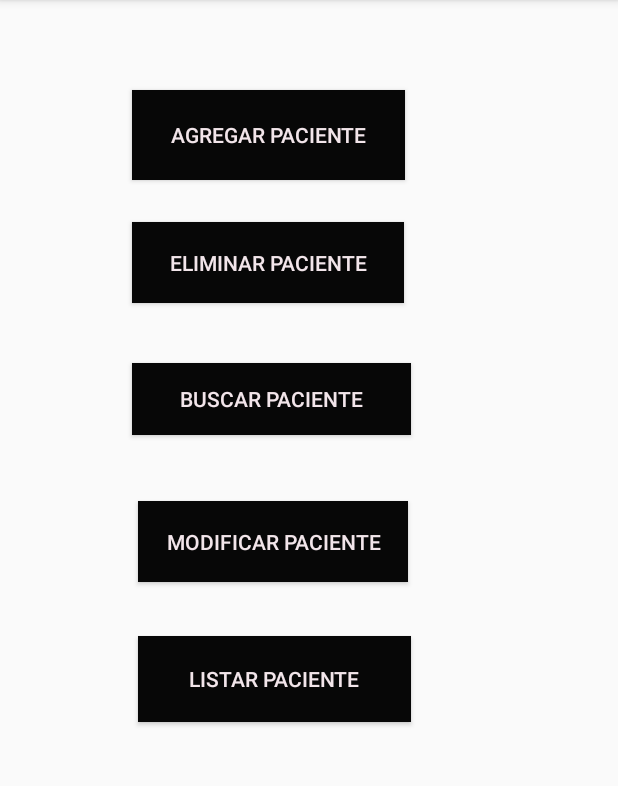
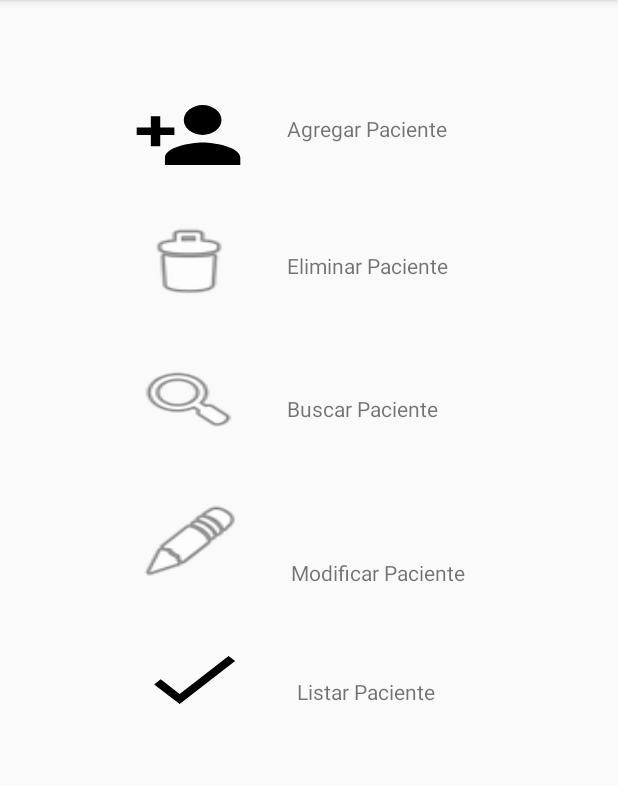
Before and after one commit to Oreramirez/DirectorioMedicos, an Android app: the GestionarPacientes screen opened directly, with no data from a screen before it, on a phone screen of 412 x 824 dp, the part 84-870 px from its top. Run offline under Robolectric (Android 15) with nearby library versions, the phone set to English and light mode, and no system bars.

Commit message:
commit
commit

```diff
--- a/app/src/main/res/layout/activity_buscar_paciente.xml
+++ b/app/src/main/res/layout/activity_buscar_paciente.xml
@@ -60,7 +60,7 @@
         android:layout_height="67dp"
         android:layout_marginStart="16dp"
         android:layout_marginTop="16dp"
-        android:text="Ingrese Codigo de Paciente a Buscar:"
+        android:text="Ingrese Codigo de Paciente:"
         android:textSize="24sp"
         app:layout_constraintStart_toStartOf="parent"
         app:layout_constraintTop_toTopOf="parent" />
--- a/app/src/main/res/layout/activity_gestionar_pacientes.xml
+++ b/app/src/main/res/layout/activity_gestionar_pacientes.xml
@@ -9,68 +9,115 @@
 
     <Button
         android:id="@+id/button"
-        android:layout_width="182dp"
+        android:layout_width="74dp"
         android:layout_height="57dp"
         android:layout_marginStart="92dp"
         android:layout_marginTop="36dp"
-        android:background="@color/colorPrimary"
+        android:background="@drawable/ic_check"
         android:onClick="Aclistar"
-        android:text="Listar Paciente"
         android:textColor="@color/colorAccent"
         app:layout_constraintStart_toStartOf="parent"
         app:layout_constraintTop_toBottomOf="@+id/button5" />
 
     <Button
         android:id="@+id/button2"
-        android:layout_width="182dp"
+        android:layout_width="75dp"
         android:layout_height="60dp"
         android:layout_marginStart="88dp"
         android:layout_marginTop="60dp"
 
-        android:background="@color/colorPrimary"
+        android:background="@drawable/ic_account_plus"
         android:onClick="AcAgregar"
-        android:text="Agregar Paciente"
         android:textColor="@color/colorAccent"
         app:layout_constraintStart_toStartOf="parent"
         app:layout_constraintTop_toTopOf="parent" />
 
     <Button
         android:id="@+id/button3"
-        android:layout_width="181dp"
+        android:layout_width="75dp"
         android:layout_height="54dp"
         android:layout_marginStart="88dp"
         android:layout_marginTop="28dp"
-        android:background="@color/colorPrimary"
+        android:background="@android:drawable/ic_menu_delete"
         android:onClick="Aceliminar"
-        android:text="Eliminar Paciente"
         android:textColor="@color/colorAccent"
         app:layout_constraintStart_toStartOf="parent"
         app:layout_constraintTop_toBottomOf="@+id/button2" />
 
     <Button
         android:id="@+id/button4"
-        android:layout_width="186dp"
+        android:layout_width="75dp"
         android:layout_height="wrap_content"
         android:layout_marginStart="88dp"
         android:layout_marginTop="40dp"
-        android:background="@color/colorPrimary"
+        android:background="@android:drawable/ic_menu_search"
         android:onClick="AcBuscar"
-        android:text="Buscar Paciente"
         android:textColor="@color/colorAccent"
         app:layout_constraintStart_toStartOf="parent"
         app:layout_constraintTop_toBottomOf="@+id/button3" />
 
     <Button
         android:id="@+id/button5"
-        android:layout_width="180dp"
+        android:layout_width="70dp"
         android:layout_height="54dp"
         android:layout_marginStart="92dp"
         android:layout_marginTop="44dp"
-        android:background="@color/colorPrimary"
+        android:background="@android:drawable/ic_menu_edit"
         android:onClick="AcMod"
-        android:text="Modificar Paciente"
         android:textColor="@color/colorAccent"
         app:layout_constraintStart_toStartOf="parent"
         app:layout_constraintTop_toBottomOf="@+id/button4" />
 
+    <TextView
+        android:id="@+id/textView9"
+        android:layout_width="wrap_content"
+        android:layout_height="wrap_content"
+        android:layout_marginStart="28dp"
+        android:layout_marginTop="76dp"
+        android:text="Agregar Paciente"
+        app:layout_constraintStart_toEndOf="@+id/button2"
+        app:layout_constraintTop_toTopOf="parent" />
+
+    <TextView
+        android:id="@+id/textView10"
+        android:layout_width="wrap_content"
+        android:layout_height="wrap_content"
+        android:layout_marginStart="28dp"
+        android:layout_marginTop="72dp"
+        android:text="Eliminar Paciente"
+        app:layout_constraintStart_toEndOf="@+id/button3"
+        app:layout_constraintTop_toBottomOf="@+id/textView9" />
+
+    <TextView
+        android:id="@+id/textView11"
+        android:layout_width="wrap_content"
+        android:layout_height="wrap_content"
+        android:layout_marginStart="28dp"
+        android:layout_marginTop="76dp"
+        android:text="Buscar Paciente"
+        app:layout_constraintStart_toEndOf="@+id/button4"
+        app:layout_constraintTop_toBottomOf="@+id/textView10" />
+
+    <TextView
+        android:id="@+id/textView12"
+        android:layout_width="wrap_content"
+        android:layout_height="wrap_content"
+        android:layout_marginStart="32dp"
+        android:layout_marginTop="8dp"
+        android:text="Modificar Paciente"
+        app:layout_constraintBottom_toBottomOf="parent"
+        app:layout_constraintStart_toEndOf="@+id/button5"
+        app:layout_constraintTop_toBottomOf="@+id/textView11"
+        app:layout_constraintVertical_bias="0.179" />
+
+    <TextView
+        android:id="@+id/textView13"
+        android:layout_width="wrap_content"
+        android:layout_height="wrap_content"
+        android:layout_marginStart="32dp"
+        android:layout_marginTop="60dp"
+        android:text="Listar Paciente"
+        app:layout_constraintStart_toEndOf="@+id/button"
+        app:layout_constraintTop_toBottomOf="@+id/textView12" />
+
 </android.support.constraint.ConstraintLayout>
--- a/app/src/main/res/layout/fragment_medico_detail.xml
+++ b/app/src/main/res/layout/fragment_medico_detail.xml
@@ -51,6 +51,8 @@
         android:id="@+id/btnAgregar"
         android:layout_width="match_parent"
         android:layout_height="wrap_content"
-        android:text="Pacientes" />
+        android:background="@color/colorPrimary"
+        android:text="Pacientes"
+        android:textColor="@color/colorAccent" />
 
 </LinearLayout>
```
Also changed, not shown: app/src/main/res/layout/activity_agregar_paciente.xml (+39 -9 lines).
